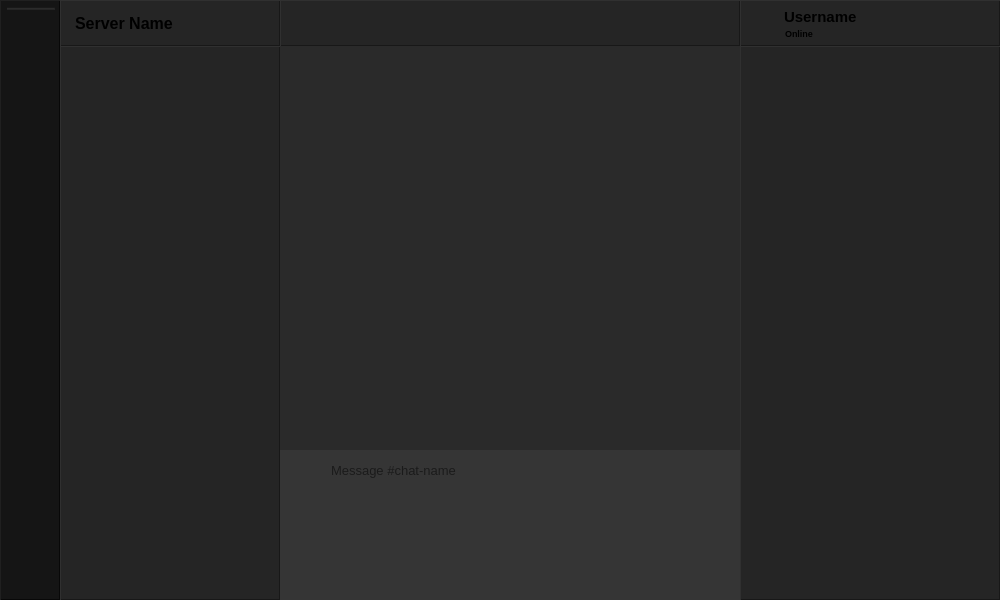
Qt form widgets/main_page/main_page.ui (LiquidIce64/ScatterComms) before a commit.
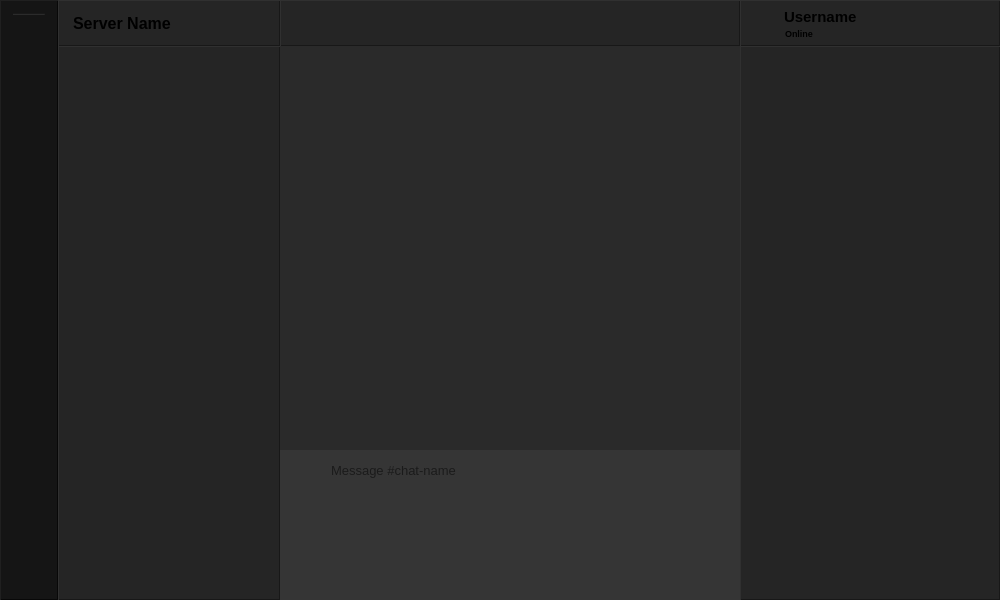
The same form after that commit. Icons and pictures are not drawn. Custom widgets are drawn as their Qt base class.

Commit message: Added server icon widgets

Diff of the .ui file:
```diff
--- a/widgets/main_page/main_page.ui
+++ b/widgets/main_page/main_page.ui
@@ -187,13 +187,13 @@
      </property>
      <property name="minimumSize">
       <size>
-       <width>60</width>
+       <width>58</width>
        <height>0</height>
       </size>
      </property>
      <property name="maximumSize">
       <size>
-       <width>60</width>
+       <width>58</width>
        <height>16777215</height>
       </size>
      </property>
@@ -208,13 +208,13 @@
        <number>0</number>
       </property>
       <property name="leftMargin">
-       <number>3</number>
+       <number>2</number>
       </property>
       <property name="topMargin">
        <number>6</number>
       </property>
       <property name="rightMargin">
-       <number>1</number>
+       <number>2</number>
       </property>
       <property name="bottomMargin">
        <number>6</number>
@@ -230,6 +230,9 @@
         <property name="frameShape">
          <enum>QFrame::Shape::NoFrame</enum>
         </property>
+        <property name="verticalScrollBarPolicy">
+         <enum>Qt::ScrollBarPolicy::ScrollBarAlwaysOff</enum>
+        </property>
         <property name="horizontalScrollBarPolicy">
          <enum>Qt::ScrollBarPolicy::ScrollBarAlwaysOff</enum>
         </property>
@@ -244,19 +247,19 @@
           <rect>
            <x>0</x>
            <y>0</y>
-           <width>54</width>
+           <width>52</width>
            <height>586</height>
           </rect>
          </property>
          <layout class="QVBoxLayout" name="verticalLayout">
           <property name="spacing">
-           <number>3</number>
+           <number>6</number>
           </property>
           <property name="sizeConstraint">
            <enum>QLayout::SizeConstraint::SetDefaultConstraint</enum>
           </property>
           <property name="leftMargin">
-           <number>3</number>
+           <number>0</number>
           </property>
           <property name="topMargin">
            <number>0</number>
@@ -268,11 +271,26 @@
            <number>0</number>
           </property>
           <item>
+           <widget class="ServerList" name="widget_serverlist_pinned" native="true"/>
+          </item>
+          <item alignment="Qt::AlignmentFlag::AlignHCenter">
            <widget class="Line" name="divider_servers">
+            <property name="sizePolicy">
+             <sizepolicy hsizetype="Expanding" vsizetype="Fixed">
+              <horstretch>0</horstretch>
+              <verstretch>0</verstretch>
+             </sizepolicy>
+            </property>
+            <property name="minimumSize">
+             <size>
+              <width>32</width>
+              <height>2</height>
+             </size>
+            </property>
             <property name="maximumSize">
              <size>
-              <width>48</width>
-              <height>16777215</height>
+              <width>32</width>
+              <height>2</height>
              </size>
             </property>
             <property name="frameShadow">
@@ -300,22 +318,6 @@
         </widget>
        </widget>
       </item>
-      <item>
-       <spacer name="spacer_servers_offset">
-        <property name="orientation">
-         <enum>Qt::Orientation::Vertical</enum>
-        </property>
-        <property name="sizeType">
-         <enum>QSizePolicy::Policy::Fixed</enum>
-        </property>
-        <property name="sizeHint" stdset="0">
-         <size>
-          <width>0</width>
-          <height>0</height>
-         </size>
-        </property>
-       </spacer>
-      </item>
      </layout>
     </widget>
    </item>
@@ -329,13 +331,13 @@
      </property>
      <property name="minimumSize">
       <size>
-       <width>220</width>
+       <width>222</width>
        <height>46</height>
       </size>
      </property>
      <property name="maximumSize">
       <size>
-       <width>220</width>
+       <width>222</width>
        <height>46</height>
       </size>
      </property>
@@ -619,13 +621,13 @@
      </property>
      <property name="minimumSize">
       <size>
-       <width>220</width>
+       <width>222</width>
        <height>0</height>
       </size>
      </property>
      <property name="maximumSize">
       <size>
-       <width>220</width>
+       <width>222</width>
        <height>16777215</height>
       </size>
      </property>
@@ -651,22 +653,6 @@
       <property name="bottomMargin">
        <number>6</number>
       </property>
-      <item>
-       <spacer name="spacer_side_panel">
-        <property name="orientation">
-         <enum>Qt::Orientation::Vertical</enum>
-        </property>
-        <property name="sizeType">
-         <enum>QSizePolicy::Policy::Minimum</enum>
-        </property>
-        <property name="sizeHint" stdset="0">
-         <size>
-          <width>0</width>
-          <height>0</height>
-         </size>
-        </property>
-       </spacer>
-      </item>
      </layout>
     </widget>
    </item>
@@ -991,6 +977,18 @@
    <extends>QLabel</extends>
    <header>widgets.common</header>
   </customwidget>
+  <customwidget>
+   <class>ServerList</class>
+   <extends>QWidget</extends>
+   <header>widgets.server</header>
+   <container>1</container>
+  </customwidget>
+  <customwidget>
+   <class>ScrollableFrame</class>
+   <extends>QFrame</extends>
+   <header>widgets.common</header>
+   <container>1</container>
+  </customwidget>
  </customwidgets>
  <tabstops>
   <tabstop>scroll_servers</tabstop>
```
Left out of the diff: 5 changed lines with no effect on the pictures. The commit also changes 15 other files.
